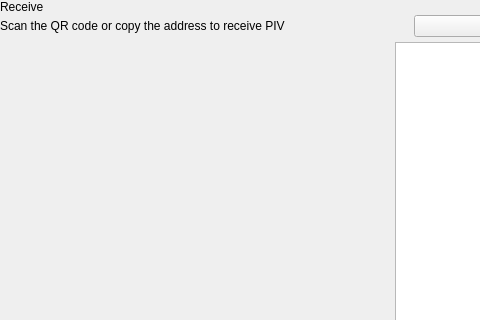
Qt form src/qt/pivx/forms/receivewidget.ui (THETCR/rpicore) before a commit; both pictures show x 0 to 480 and y 0 to 320 of the 629 by 629 pixel window.
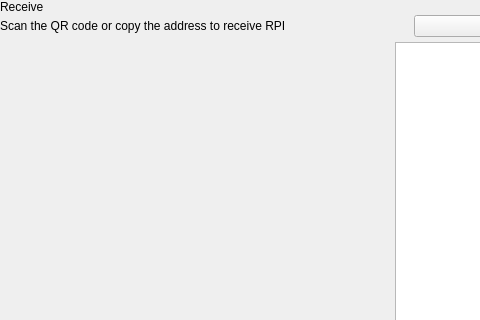
The same form after that commit. Custom widgets are drawn as their Qt base class.

```diff
--- a/src/qt/pivx/forms/receivewidget.ui
+++ b/src/qt/pivx/forms/receivewidget.ui
@@ -78,7 +78,7 @@
             <item alignment="Qt::AlignTop">
              <widget class="QLabel" name="labelSubtitle1">
               <property name="text">
-               <string>Scan the QR code or copy the address to receive PIV</string>
+               <string>Scan the QR code or copy the address to receive RPI</string>
               </property>
              </widget>
             </item>
```
Left out of the diff: 2 changed lines with no effect on the pictures.
